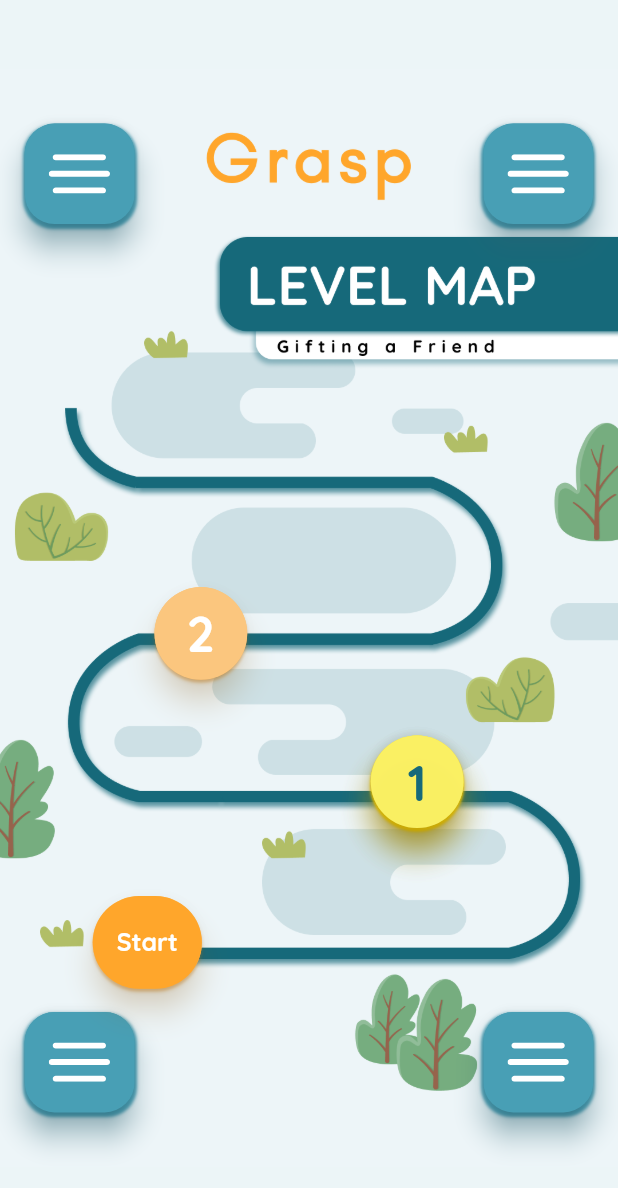
After one commit to ShubhKanodia/LNF-APP, a Flutter app: the Levels screen opened directly, on a phone screen of 412 x 824 dp. The commit adds this screen. Shown: the top 1188 px of the screen. Run offline on Flutter 3.47's test engine with Material 2 defaults, Android fonts, the light colour scheme and no system bars; drawn by our look-alikes of overlay_support; our stand-ins replace carousel_slider, cloud_firestore, dots_indicator, firebase_auth, firebase_core, firebase_crashlytics and 3 more; accounts and stored records are empty.

Commit message:
Half Done

```diff
--- /dev/null
+++ b/lib/levels.dart
@@ -0,0 +1,94 @@
+import 'package:flutter/cupertino.dart';
+import 'package:flutter/material.dart';
+import 'package:learnnfun/widgets.dart';
+
+class Levels extends StatefulWidget {
+  @override
+  _LevelsState createState() => _LevelsState();
+}
+
+class _LevelsState extends State<Levels> {
+  @override
+  Widget build(BuildContext context) {
+    var height = MediaQuery.of(context).size.height;
+    var width = MediaQuery.of(context).size.width;
+    return Scaffold(
+        backgroundColor: Color(0x1A489fb5),
+        body: Stack(
+          children: [
+            Container(
+                height: height,
+                width: width,
+                child: Image.asset("assets/levelMap.png")),
+            Positioned(
+              top: height * 0.1,
+              left: width * 0.04,
+              child: squareBlueButton(context,
+                  insideImageUrl: "assets/hamburger.svg", onTap: null),
+            ),
+            Positioned(
+              bottom: height * 0.1,
+              left: width * 0.04,
+              child: squareBlueButton(context,
+                  insideImageUrl: "assets/hamburger.svg", onTap: null),
+            ),
+            Positioned(
+              top: height * 0.1,
+              right: width * 0.04,
+              child: squareBlueButton(context,
+                  insideImageUrl: "assets/hamburger.svg", onTap: null),
+            ),
+            Positioned(
+              bottom: height * 0.1,
+              right: width * 0.04,
+              child: squareBlueButton(context,
+                  insideImageUrl: "assets/hamburger.svg", onTap: null),
+            ),
+            Positioned(
+              bottom: height * 0.2,
+              left: width * 0.15,
+              child: circularOrangeButton(context,
+                  enabled: true, number: false, text: "Start", onTap: null),
+            ),
+            Positioned(
+              bottom: height * 0.33,
+              right: width * 0.25,
+              child: circularOrangeButton(context,
+                  enabled: true,
+                  number: true,
+                  light: true,
+                  text: "1",
+                  onTap: null),
+            ),
+            Positioned(
+              bottom: height * 0.33,
+              right: width * 0.25,
+              child: circularOrangeButton(context,
+                  enabled: true,
+                  number: true,
+                  light: true,
+                  text: "1",
+                  onTap: null),
+            ),
+            Positioned(
+              bottom: height * 0.45,
+              left: width * 0.25,
+              child: circularOrangeButton(context,
+                  enabled: false, number: true, text: "2", onTap: null),
+            ),
+          ],
+        ));
+  }
+}
+
+class Tasks extends StatefulWidget {
+  @override
+  _TasksState createState() => _TasksState();
+}
+
+class _TasksState extends State<Tasks> {
+  @override
+  Widget build(BuildContext context) {
+    return Container();
+  }
+}
--- a/lib/main.dart
+++ b/lib/main.dart
@@ -3,11 +3,10 @@ import 'package:firebase_crashlytics/firebase_crashlytics.dart';
 import 'package:flutter/foundation.dart' show kDebugMode;
 import 'package:flutter/material.dart';
 import 'package:flutter/services.dart';
-import 'package:learnnfun/basketball.dart';
 import 'package:learnnfun/introductionSlider.dart';
+import 'package:learnnfun/levels.dart';
 import 'package:learnnfun/registerInfo.dart';
 import 'package:overlay_support/overlay_support.dart';
-
 
 import 'auth.dart';
 import 'introductionSlider.dart';
@@ -67,7 +66,7 @@ class MyApp extends StatelessWidget {
                         accentColor: const Color(0xffffa62b),
                       ),
                       home:
-                          Basketball())); //TODO: Change this to whatever you want while testing, but change to ThemeIntro() before pushing
+                          Levels())); //TODO: Change this to whatever you want while testing, but change to ThemeIntro() before pushing
               //TaskCompleted(rewards: 10, task: true, trophies: 10)));
             }
           } else {
--- a/lib/widgets.dart
+++ b/lib/widgets.dart
@@ -1,4 +1,5 @@
 import 'package:flutter/material.dart';
+import 'package:flutter_svg/flutter_svg.dart';
 import 'package:google_fonts/google_fonts.dart';
 
 ///Gives the standard button used all throughout the application. USE THIS ONLY
@@ -100,3 +101,114 @@ Widget backButton(context) {
         onPressed: () => Navigator.pop(context)),
   );
 }
+
+Widget squareBlueButton(context,
+    {@required String insideImageUrl, @required Function onTap}) {
+  var width = MediaQuery.of(context).size.width;
+  var height = MediaQuery.of(context).size.height;
+  return Container(
+    decoration: BoxDecoration(
+        boxShadow: [
+          BoxShadow(
+            color: Color(0xff489fb5),
+            blurRadius: 1.0, // soften the shadow
+            spreadRadius: 1.0, //extend the shadow
+            offset: Offset(
+              0.0, // Move to right 10  horizontally
+              2.0, // Move to bottom 10 Vertically
+            ),
+          )
+        ],
+        color: Color(0xff489fb5),
+        borderRadius: BorderRadius.all(Radius.circular(20))),
+    child: ElevatedButton(
+        child: Container(
+            width: width * 0.1, child: SvgPicture.asset(insideImageUrl)),
+        style: ButtonStyle(
+          shadowColor: MaterialStateProperty.all<Color>(Color(0xff489fb5)),
+          elevation: MaterialStateProperty.resolveWith<double>(
+            (Set<MaterialState> states) {
+              if (states.contains(MaterialState.pressed)) return 0;
+              return 8; // Use the component's default.
+            },
+          ),
+          minimumSize:
+              MaterialStateProperty.all<Size>(Size(width * 0.15, width * 0.15)),
+          shape: MaterialStateProperty.all<RoundedRectangleBorder>(
+              RoundedRectangleBorder(
+            borderRadius: BorderRadius.circular(20),
+          )),
+          backgroundColor: MaterialStateProperty.resolveWith<Color>(
+            (Set<MaterialState> states) {
+              if (states.contains(MaterialState.pressed))
+                return Color(0xfa489fb5);
+              return Color(0xff489fb5); // Use the component's default.
+            },
+          ),
+        ),
+        onPressed: onTap),
+  );
+}
+
+Widget circularOrangeButton(context,
+    {@required String text,
+    @required bool enabled,
+    @required bool number,
+    bool light = false,
+    Function onTap}) {
+  var width = MediaQuery.of(context).size.width;
+  var height = MediaQuery.of(context).size.height;
+  return Container(
+    decoration: BoxDecoration(
+        boxShadow: [
+          BoxShadow(
+            color: light ? Color(0xfffad207) : Color(0x66cb7703),
+            blurRadius: 1.0, // soften the shadow
+            spreadRadius: 0.0, //extend the shadow
+            offset: Offset(
+              0.0, // Move to right 10  horizontally
+              2.0, // Move to bottom 10 Vertically
+            ),
+          )
+        ],
+        color: light ? Color(0xfffaf063) : Color(0xfffbc67e),
+        borderRadius: BorderRadius.all(Radius.circular(100))),
+    child: ElevatedButton(
+        child: Text(
+          text.toString(),
+          style: GoogleFonts.quicksand(
+              color: light ? Color(0xff16697a) : Color(0xffffffff),
+              fontWeight: FontWeight.w700,
+              fontStyle: FontStyle.normal,
+              fontSize: number ? height * 0.04 : height * 0.02),
+        ),
+        style: ButtonStyle(
+          shadowColor: MaterialStateProperty.all<Color>(
+              light ? Color(0xfffad207) : Color(0x66cb7703)),
+          elevation: MaterialStateProperty.resolveWith<double>(
+            (Set<MaterialState> states) {
+              if (states.contains(MaterialState.pressed)) return 0;
+              return 8; // Use the component's default.
+            },
+          ),
+          minimumSize:
+              MaterialStateProperty.all<Size>(Size(width * 0.15, width * 0.15)),
+          shape: MaterialStateProperty.all<RoundedRectangleBorder>(
+              RoundedRectangleBorder(
+            borderRadius: BorderRadius.circular(100),
+          )),
+          backgroundColor: MaterialStateProperty.resolveWith<Color>(
+            (Set<MaterialState> states) {
+              if (states.contains(MaterialState.pressed))
+                return enabled ? Color(0xfafbc67e) : Color(0xfffbc67e);
+              return enabled
+                  ? light
+                      ? Color(0xfafaf063)
+                      : Color(0xffffa62b)
+                  : Color(0xfffbc67e); // Use the component's default.
+            },
+          ),
+        ),
+        onPressed: onTap),
+  );
+}
```
Also changed, not shown: assets/book.svg (added), assets/hamburger.svg (added), assets/leaderboard.svg (added).
